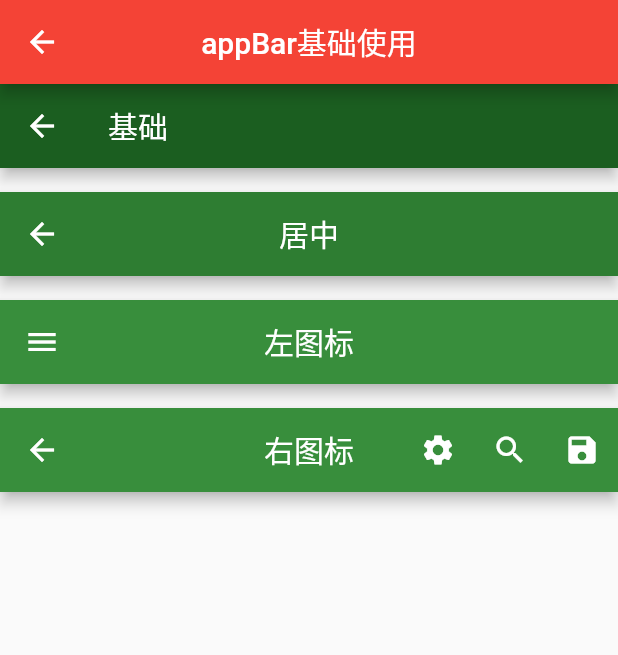
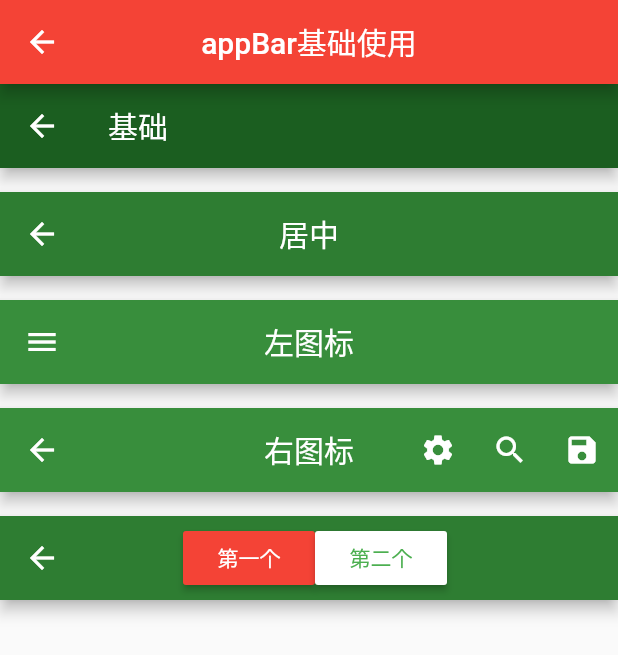
Before and after one commit to hello-coder-xu/yin_flutter_app, a Flutter app: the AppBarBasePage screen opened directly, on a phone screen of 412 x 824 dp. Shown: the top 655 px of the screen. Run offline on Flutter 3.47's test engine with Material 2 defaults, Android fonts, the light colour scheme and no system bars; our stand-ins replace azlistview, cached_network_image, device_info, dio, flutter_datetime_picker, flutter_html and 2 more; missing offline and left inert: common_utils, f_grecaptcha, flutter_html_textview, flutter_toast_pk, lpinyin, yin_utils; generated files the repository leaves out were written again; network calls fail.

Commit message:
调整appbar 新增NestedScrollView

```diff
--- /dev/null
+++ b/lib/com/addcn/view/AppBarBasePage.dart
@@ -0,0 +1,112 @@
+import 'package:flutter/material.dart';
+import 'package:yin_utils/yin_utils.dart';
+
+///基础使用
+class AppBarBasePage extends StatefulWidget {
+  @override
+  AppBarBasePageState createState() => new AppBarBasePageState();
+}
+
+class AppBarBasePageState extends State<AppBarBasePage> {
+  int position = 0;
+
+  @override
+  Widget build(BuildContext context) {
+    return new Scaffold(
+      appBar: new AppBar(
+        title: new Text('appBar基础使用'),
+        centerTitle: true,
+      ),
+      body: Align(
+        child: new Column(
+          children: <Widget>[
+            new AppBar(
+              title: new Text('基础'),
+              backgroundColor: Colors.green.shade900,
+            ),
+            new SizedBox(height: 16.0),
+            new AppBar(
+              title: new Text('居中'),
+              centerTitle: true,
+              backgroundColor: Colors.green.shade800,
+            ),
+            new SizedBox(height: 16.0),
+            new AppBar(
+              title: new Text('左图标'),
+              leading: IconButton(
+                  icon: Icon(Icons.menu),
+                  onPressed: () {
+                    TsUtil.showShort(value: "您点击菜单图标");
+                  }),
+              centerTitle: true,
+              backgroundColor: Colors.green.shade700,
+            ),
+            new SizedBox(height: 16.0),
+            new AppBar(
+              title: new Text('右图标'),
+              actions: <Widget>[
+                IconButton(
+                  icon: Icon(Icons.settings),
+                  onPressed: () {
+                    TsUtil.showShort(value: "您点击设置图标");
+                  },
+                ),
+                IconButton(
+                  icon: Icon(Icons.search),
+                  onPressed: () {
+                    TsUtil.showShort(value: "您点击搜索图标");
+                  },
+                ),
+                IconButton(
+                  icon: Icon(Icons.save),
+                  onPressed: () {
+                    TsUtil.showShort(value: "您点击保存图标");
+                  },
+                ),
+              ],
+              centerTitle: true,
+              backgroundColor: Colors.green.shade700,
+            ),
+            new SizedBox(height: 16.0),
+            new AppBar(
+              title: new Container(
+                margin: EdgeInsets.only(right: 48),
+                child: Row(
+                  mainAxisAlignment: MainAxisAlignment.center,
+                  children: <Widget>[
+                    RaisedButton(
+                      child: new Text(
+                        '第一个',
+                        style: new TextStyle(color: position == 0 ? Colors.white : Colors.green),
+                      ),
+                      onPressed: () {
+                        setState(() {
+                          position = 0;
+                        });
+                      },
+                      color: position == 0 ? Colors.red : Colors.white,
+                    ),
+                    RaisedButton(
+                      child: new Text(
+                        '第二个',
+                        style: new TextStyle(color: position == 1 ? Colors.white : Colors.green),
+                      ),
+                      onPressed: () {
+                        setState(() {
+                          position = 1;
+                        });
+                      },
+                      color: position == 1 ? Colors.red : Colors.white,
+                    ),
+                  ],
+                ),
+              ),
+              centerTitle: true,
+              backgroundColor: Colors.green.shade800,
+            ),
+          ],
+        ),
+      ),
+    );
+  }
+}
--- a/lib/com/addcn/widget/ContainerPage.dart
+++ b/lib/com/addcn/widget/ContainerPage.dart
@@ -2,6 +2,7 @@
 
 import 'package:flutter/material.dart';
 import 'package:flutter_app/com/addcn/bean/PageBean.dart';
+import 'package:flutter_app/com/addcn/view/NestedScrollViewPage.dart';
 import 'package:flutter_app/com/addcn/view/SliverPage.dart';
 
 ///容器视图
@@ -16,6 +17,7 @@ class ContainerPageState extends State<ContainerPage> {
     PageBean("垂直视图", "Column", null),
     PageBean("相对视图", "Stock", null),
     PageBean("滚动视图", "Sliver", SliverPage()),
+    PageBean("滚动视图", "NestedScrollView", NestedScrollViewPage()),
     PageBean("容器视图", "Container", null),
     PageBean("盒子视图", "SizedBox", null),
   ];
```
Also changed, not shown: lib/com/addcn/view/AppBarBackgroundImagePage.dart (added, +29 -0 lines), lib/com/addcn/view/AppBarPage.dart (+29 -85 lines), lib/com/addcn/view/AppBarTabPage.dart (added, +26 -0 lines), lib/com/addcn/view/NestedScrollViewPage.dart (added, +43 -0 lines), lib/com/addcn/view/SliverPage.dart (+9 -8 lines).
